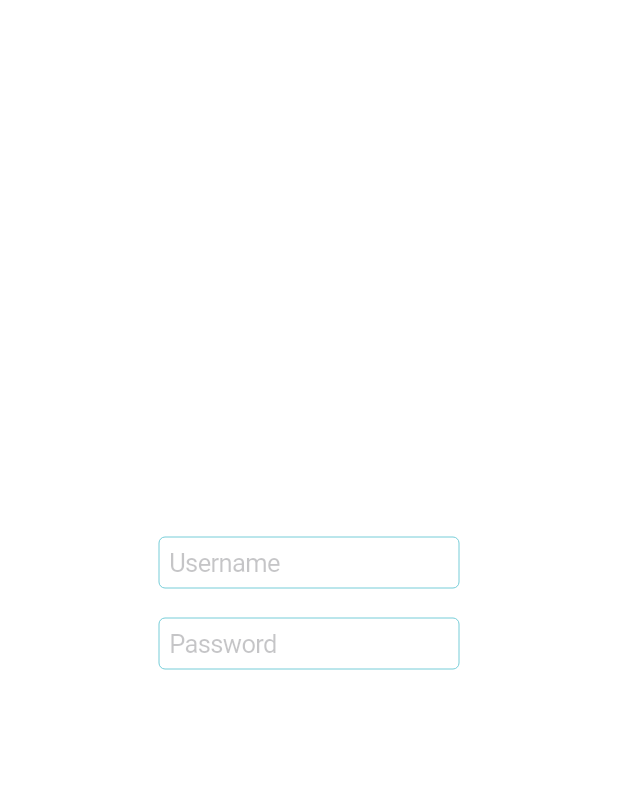
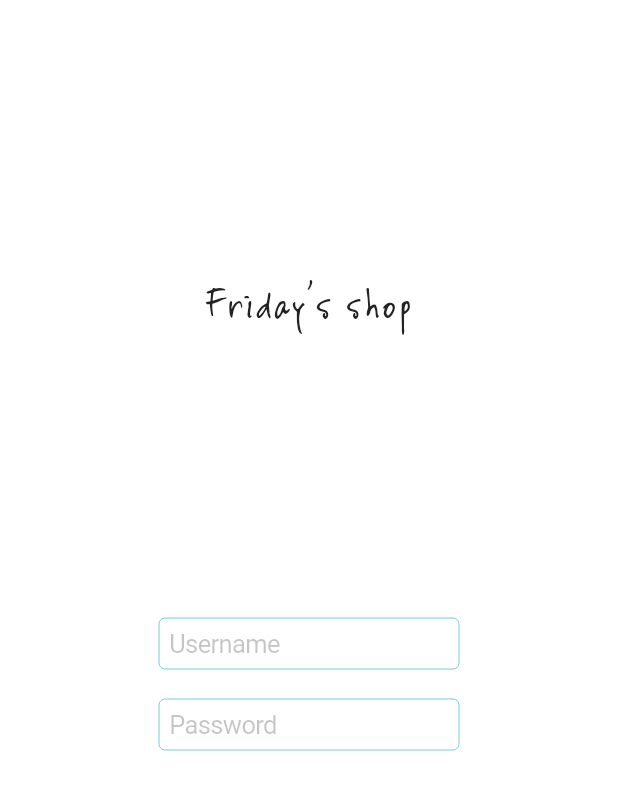
Before and after one commit to alexeykomov/rnmentoringprogram_flutter, a Flutter app: the screen it shows after launch, on a phone screen of 412 x 824 dp. Shown: the top 790 px of the screen. Run offline on Flutter 3.47's test engine with Material 2 defaults, Android fonts, the phone set to English and light mode, and no system bars.

Commit message:
add: text

```diff
--- a/lib/main.dart
+++ b/lib/main.dart
@@ -43,9 +43,27 @@ class MyApp extends StatelessWidget {
 
     return Container(
         decoration: BoxDecoration(color: EpamColors.White),
-        child: Center(
+        child: Column(
+          children: <Widget>[
+            Expanded(
+              flex: 1,
               child: Column(
                 mainAxisAlignment: MainAxisAlignment.center,
+                children: <Widget>[
+                  Directionality(
+                      textDirection: TextDirection.ltr,
+                      child: Text("Friday's shop",
+                          style: TextStyle(
+                              fontSize: 30,
+                              color: EpamColors.Graphite,
+                              fontFamily: 'vincHand')))
+                ],
+              ),
+            ),
+            Expanded(
+                flex: 1,
+                child: Column(
+                  mainAxisAlignment: MainAxisAlignment.start,
                   children: <Widget>[
                     Directionality(
                       textDirection: TextDirection.ltr,
@@ -56,7 +74,8 @@ class MyApp extends StatelessWidget {
                             placeholder: 'Username',
                             decoration: BoxDecoration(
                               border: _kDefaultRoundedBorder,
-                        borderRadius: BorderRadius.all(Radius.circular(4.0)),
+                              borderRadius:
+                                  BorderRadius.all(Radius.circular(4.0)),
                             ),
                           )),
                     ),
@@ -70,12 +89,14 @@ class MyApp extends StatelessWidget {
                             obscureText: true,
                             decoration: BoxDecoration(
                               border: _kDefaultRoundedBorder,
-                        borderRadius: BorderRadius.all(Radius.circular(4.0)),
+                              borderRadius:
+                                  BorderRadius.all(Radius.circular(4.0)),
                             ),
                           )),
                     ),
                   ],
-          ),
+                ))
+          ],
         ));
   }
 }
--- a/pubspec.yaml
+++ b/pubspec.yaml
@@ -66,3 +66,7 @@ flutter:
   #
   # For details regarding fonts from package dependencies,
   # see https://flutter.io/custom-fonts/#from-packages
+  fonts:
+    - family: vincHand
+      fonts:
+        - asset: fonts/VINCHAND.ttf
```
Also changed, not shown: fonts/VINCHAND.otf (added), fonts/VINCHAND.ttf (added). Lines whose indentation alone changed are shown as unchanged.
